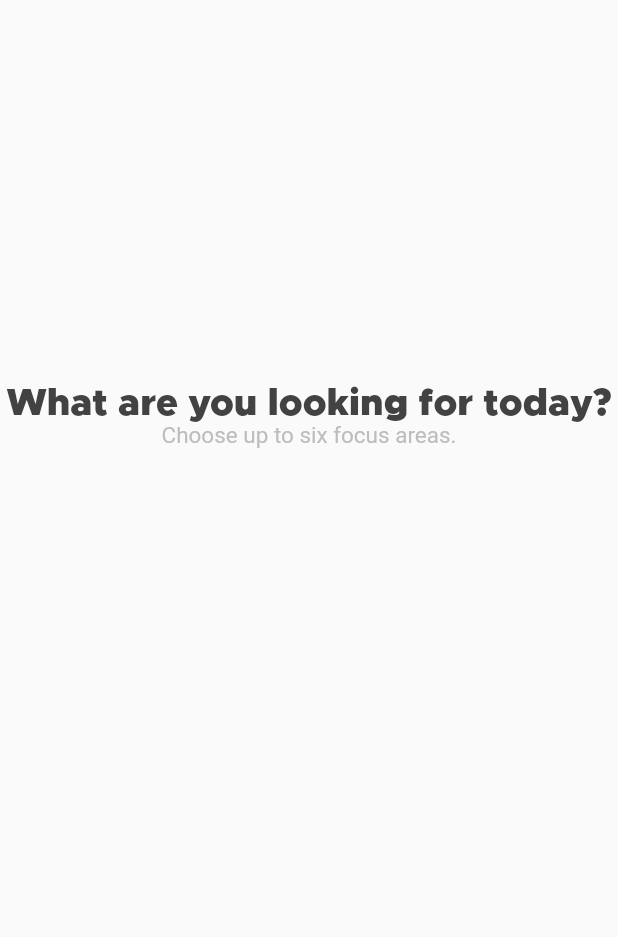
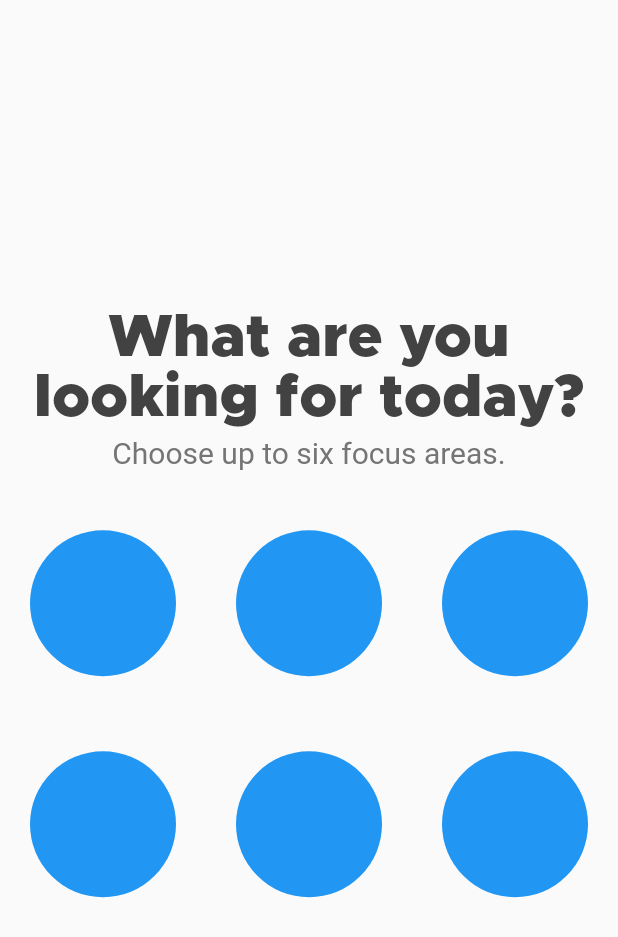
Before and after one commit to rice-apps/psy.cl-v1, a Flutter app: the Recommendation widget shown alone on an empty page, opened directly, on a phone screen of 412 x 824 dp. Shown: the top 937 px of the screen. Run offline on Flutter 3.47's test engine with Material 2 defaults, Android fonts, the phone set to English and light mode, and no system bars; our stand-ins replace sliding_up_panel, smooth_page_indicator, table_calendar.

Commit message:
Updated grid for filter buttons

```diff
--- a/lib/src/features/recommendation/recommendation-page.dart
+++ b/lib/src/features/recommendation/recommendation-page.dart
@@ -11,12 +11,13 @@ class Recommendation extends StatelessWidget {
       mainAxisAlignment: MainAxisAlignment.center,
       children: [
         Container(
-            margin: EdgeInsets.only(top: 30),
+          margin: const EdgeInsets.only(top: 40),
+          padding: const EdgeInsets.only(top: 15, left: 20, right: 20, bottom: 5),
           child: Text(
             'What are you looking for today?',
                 style: TextStyle(
                   fontFamily: "Metropolis",
-                    fontSize: 25,
+                  fontSize: 40,
                   color: Colors.grey.shade800),
                   textAlign: TextAlign.center,
                 ),
@@ -24,89 +25,59 @@ class Recommendation extends StatelessWidget {
         Text(
           'Choose up to six focus areas.',
           style: TextStyle(
-              fontSize: 15,
-              color: Colors.grey.shade400),
+            fontSize: 20,
+            color: Colors.grey.shade600),
           textAlign: TextAlign.center,
         ),
         SizedBox(
-          height: 298, // Adjust the height as needed
+          height: 360,
           child: GridView.count(
-              padding: EdgeInsets.only(top: 20, left: 90, right: 90),
+            crossAxisCount: 3,
+            padding: const EdgeInsets.only(top: 40, left: 20, right: 20),
+            crossAxisSpacing: 40,
+            mainAxisSpacing: 50,
+            children: [
+              //Replace containers with functional filter buttons
+              Container(
+                decoration: const BoxDecoration(
+                  shape: BoxShape.circle,
+                  color: Colors.blue),
+              ),
+              Container(
+                decoration: const BoxDecoration(
+                  shape: BoxShape.circle,
+                  color: Colors.blue),
+              ),
 
-              crossAxisSpacing: 50,
-              mainAxisSpacing: 50,
-              crossAxisCount: 3,
-              children: [
-                /*
-                buildCircleButton('🍎', 'Diet'),
-                buildCircleButton('💼', 'Work'),
-                buildCircleButton('💪', 'Fitness'),
-                buildCircleButton('🌟', 'Output'),
-                buildCircleButton('😊', 'Mood'),
-                buildCircleButton('⚡', 'Energy'),
-                */
-              ],
+              Container(
+                decoration: const BoxDecoration(
+                  shape: BoxShape.circle,
+                  color: Colors.blue),
+              ),
 
+              Container(
+                decoration: const BoxDecoration(
+                  shape: BoxShape.circle,
+                  color: Colors.blue),
               ),
+
+              Container(
+                decoration: const BoxDecoration(
+                  shape: BoxShape.circle,
+                  color: Colors.blue),
+              ),
+
+              Container(
+                decoration: const BoxDecoration(
+                  shape: BoxShape.circle,
+                  color: Colors.blue),
+              )
+            ]
+          )
         ),
       ],
     );
 
 
   }
-
-
-//build circle button
-Widget buildCircleButton(String emoji, String buttonText) {
-  return Column(
-    children: [
-      InkWell(
-        onTap: () {
-          // Handle button tap
-        },
-        child: Container(
-          width: 50,
-          height: 50,
-          decoration: BoxDecoration(
-            shape: BoxShape.circle,
-            color: Colors.white,
-            boxShadow: [
-              BoxShadow(
-                color: Colors.black.withOpacity(0.5),
-                blurRadius: 8,
-                offset: Offset(0, 3),
-              ),
-            ],
-          ),
-          child: Center(
-            child: Text(
-              emoji,
-              style: TextStyle(
-                fontSize: 30, //default font is black and white
-              ),
-            ),
-          ),
-        ),
-      ),
-    //]
-  SizedBox(height: 8), // Add spacing between the button and text
-  Text(
-    buttonText,
-    style: TextStyle(
-      fontSize: 10,
-      color: Colors.grey.shade800,
-    ),
-  ),
-  ],
-  );
 }
-}
-
-/*
-buildCircleButton('🍎'),
-                buildCircleButton('💼'),
-                buildCircleButton('💪'),
-                buildCircleButton('🌟'),
-                buildCircleButton('😊'),
-                buildCircleButton('⚡'),
-                */
```
Lines whose indentation alone changed are shown as unchanged.
